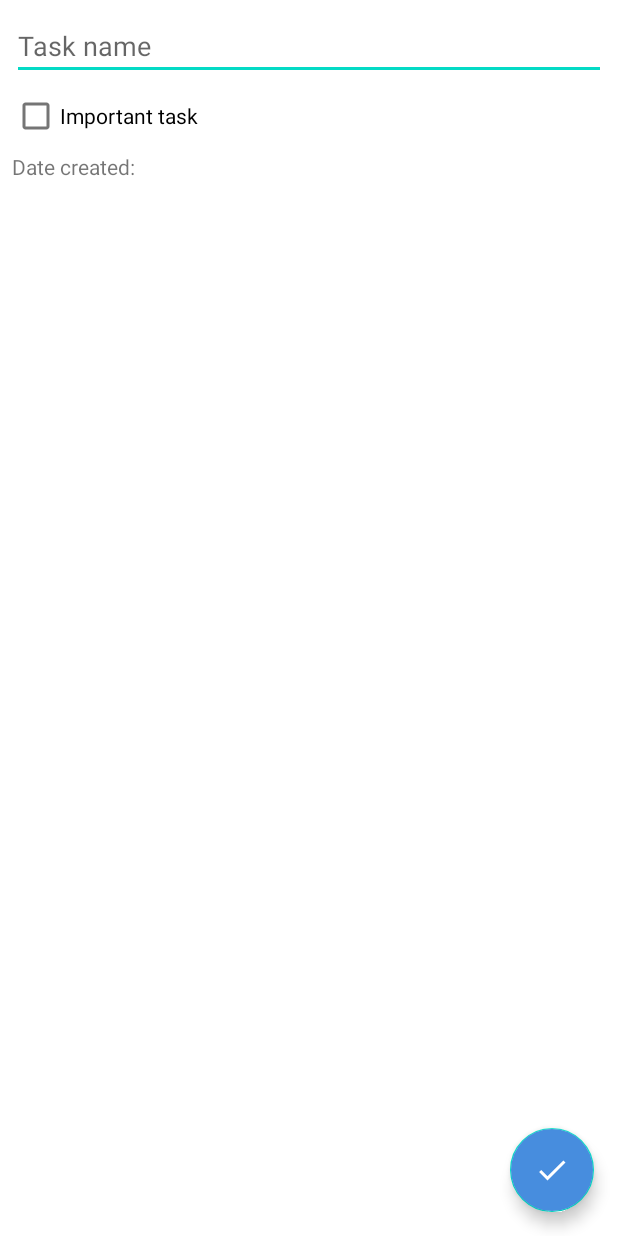
After one commit to 4libutt/CapstoneProject, an Android app: the layout fragment_add_edit_checklist.xml on its own in the app's theme, with its tools: preview values and no code run, on a phone screen of 412 x 824 dp. The commit adds this screen. Run offline under Robolectric (Android 15) with nearby library versions, the phone set to English and light mode, and no system bars.

Commit message:
added add & edit tasks layout

```diff
--- a/app/src/main/java/com/example/festifan/model/Checklist.kt
+++ b/app/src/main/java/com/example/festifan/model/Task.kt
@@ -9,7 +9,7 @@ import java.text.DateFormat
 
 @Entity(tableName = "checklist")
 @Parcelize
-data class Checklist(
+data class Task(
 
         @PrimaryKey(autoGenerate = true)
         @ColumnInfo(name = "id")
--- /dev/null
+++ b/app/src/main/res/drawable/ic_baseline_check_24.xml
@@ -0,0 +1,5 @@
+<vector android:height="24dp" android:tint="#FFFFFF"
+    android:viewportHeight="24" android:viewportWidth="24"
+    android:width="24dp" xmlns:android="http://schemas.android.com/apk/res/android">
+    <path android:fillColor="@android:color/white" android:pathData="M9,16.17L4.83,12l-1.42,1.41L9,19 21,7l-1.41,-1.41z"/>
+</vector>
--- /dev/null
+++ b/app/src/main/res/layout/fragment_add_edit_checklist.xml
@@ -0,0 +1,44 @@
+<?xml version="1.0" encoding="utf-8"?>
+<androidx.coordinatorlayout.widget.CoordinatorLayout xmlns:android="http://schemas.android.com/apk/res/android"
+    android:layout_width="match_parent"
+    android:layout_height="match_parent"
+    xmlns:app="http://schemas.android.com/apk/res-auto"
+    xmlns:tools="http://schemas.android.com/tools">
+
+    <LinearLayout
+        android:layout_width="match_parent"
+        android:layout_height="wrap_content"
+        android:orientation="vertical"
+        android:padding="8dp">
+
+        <com.google.android.material.textfield.TextInputEditText
+            android:layout_width="match_parent"
+            android:layout_height="wrap_content"
+            android:hint="@string/task_name"
+            android:id="@+id/et_taskName"
+            android:inputType="text"/>
+
+        <com.google.android.material.checkbox.MaterialCheckBox
+            android:layout_width="match_parent"
+            android:layout_height="wrap_content"
+            android:text="@string/important_task"
+            android:id="@+id/checkbox_important"/>
+
+        <com.google.android.material.textview.MaterialTextView
+            android:layout_width="wrap_content"
+            android:layout_height="wrap_content"
+            tools:text="Date created:"
+            android:id="@+id/tv_date"/>
+    </LinearLayout>
+
+    <com.google.android.material.floatingactionbutton.FloatingActionButton
+        android:id="@+id/fab_save_checklistItem"
+        android:layout_width="wrap_content"
+        android:layout_height="wrap_content"
+        android:layout_gravity="bottom|end"
+        android:layout_margin="16dp"
+        android:backgroundTint="@color/festivan_color"
+        android:src="@drawable/ic_baseline_check_24"
+        app:tint="@android:color/white" />
+
+</androidx.coordinatorlayout.widget.CoordinatorLayout>
--- a/app/src/main/res/values/strings.xml
+++ b/app/src/main/res/values/strings.xml
@@ -12,4 +12,6 @@
     <string name="logo">logo</string>
     <string name="logo_radius">logo_radius</string>
     <string name="checklists">Checklist</string>
+    <string name="task_name">Task name</string>
+    <string name="important_task">Important task</string>
 </resources>
```
